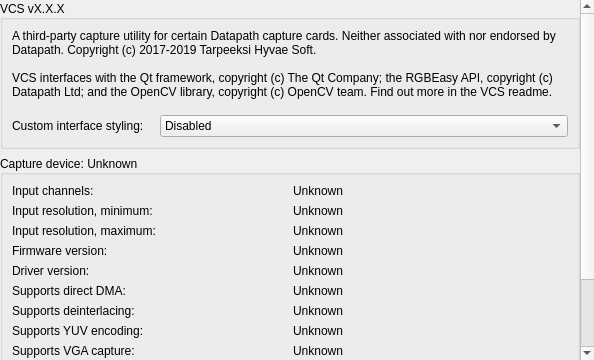
First picture: the form in src/display/qt/widgets/ui/control_panel_about_widget.ui, repository mrehkopf/vcs, before the edit.
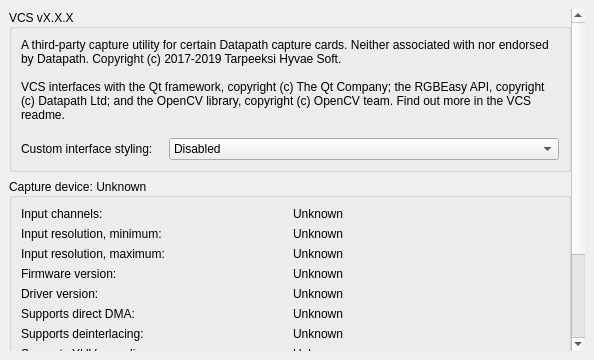
Second picture: the form after the edit.

Commit message:
Ctrl panel: Give 'about' widget some border padding
For more consistency with the other widgets in the control panel.

Diff of the .ui file:
```diff
--- a/src/display/qt/widgets/ui/control_panel_about_widget.ui
+++ b/src/display/qt/widgets/ui/control_panel_about_widget.ui
@@ -15,16 +15,16 @@
   </property>
   <layout class="QVBoxLayout" name="verticalLayout">
    <property name="leftMargin">
-    <number>0</number>
+    <number>9</number>
    </property>
    <property name="topMargin">
-    <number>0</number>
+    <number>9</number>
    </property>
    <property name="rightMargin">
-    <number>0</number>
+    <number>9</number>
    </property>
    <property name="bottomMargin">
-    <number>0</number>
+    <number>9</number>
    </property>
    <item>
     <widget class="QScrollArea" name="scrollArea_about">
@@ -39,7 +39,7 @@
        <rect>
         <x>0</x>
         <y>0</y>
-        <width>578</width>
+        <width>560</width>
         <height>555</height>
        </rect>
       </property>
```
